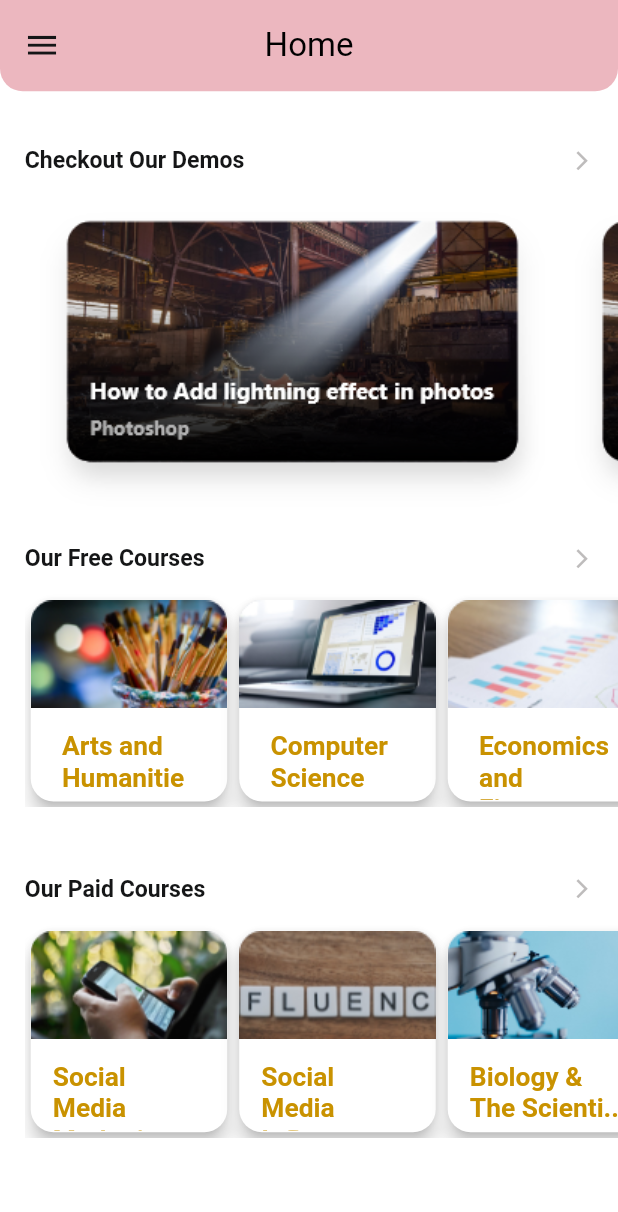
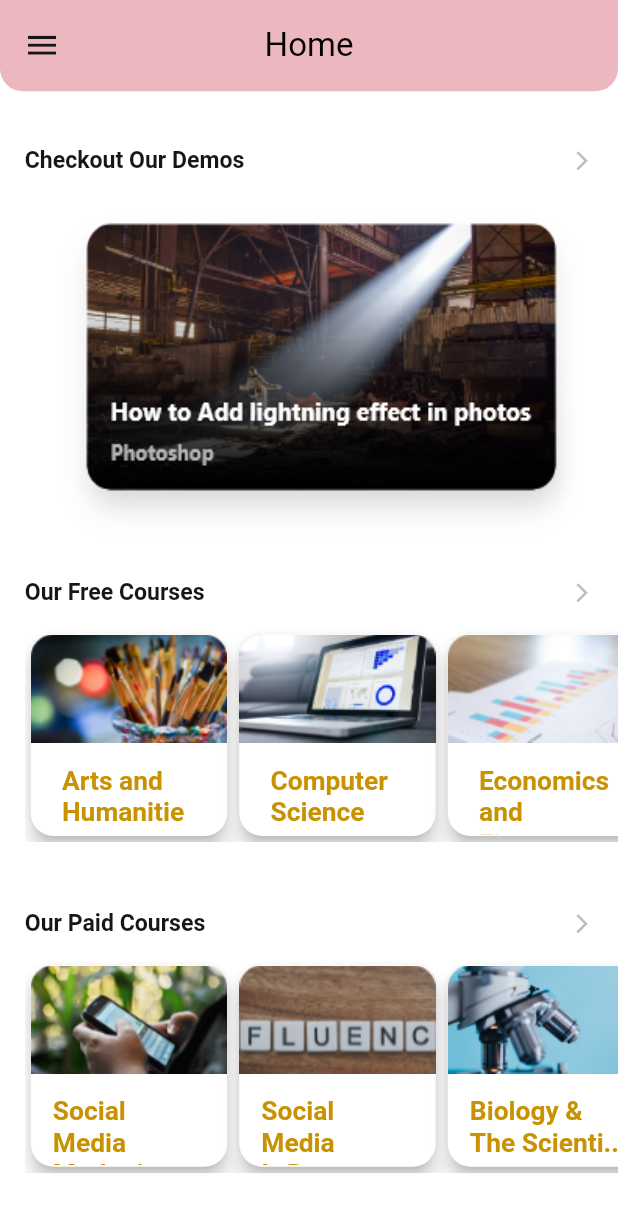
Before and after one commit to Abdalrhman-Abuwarda/Course_App, a Flutter app: the HomePage screen opened by its route, on a phone screen of 412 x 824 dp. Shown: the top 1212 px of the screen. Run offline on Flutter 3.47's test engine with Material 2 defaults, Android fonts, the phone set to English and light mode, and no system bars; our stand-ins replace flutter_screenutil, flutter_svg; Roboto replaces fonts that are missing (Segoe UI).

Commit message:
Home Page refactor

```diff
--- a/lib/resources/assetsManager.dart
+++ b/lib/resources/assetsManager.dart
@@ -5,6 +5,7 @@ class ImageAssets {
   static const String mainImage = "$imagesPath/graphicforgot.png";
 
   static const String pannerImage = "$imagesPath/panner.png";
+  static const List imagesAD = [pannerImage,pannerImage,pannerImage];
 
   static const String profileImage = "$imagesPath/profile_image.png";
 
--- a/lib/ui/page/homePage.dart
+++ b/lib/ui/page/homePage.dart
@@ -1,6 +1,9 @@
+import 'dart:async';
+
 import 'package:flutter/material.dart';
 import 'package:flutter_screenutil/flutter_screenutil.dart';
 import 'package:flutter_svg/svg.dart';
+import 'package:hw3/ui/shared/cardAD.dart';
 import '../../core/model/freeCoursesModel.dart';
 import '../../core/model/paidCousesModel.dart';
 import '../../resources/assetsManager.dart';
@@ -8,11 +11,47 @@ import '../../resources/colorsManager.dart';
 import '../../resources/valuesManager.dart';
 import '../shared/customListTile.dart';
 
-class HomePage extends StatelessWidget {
+class HomePage extends StatefulWidget {
   HomePage({Key? key}) : super(key: key);
 
+  @override
+  State<HomePage> createState() => _HomePageState();
+}
+
+class _HomePageState extends State<HomePage> {
   final List<FreeCoursesModel> freeList = FreeCoursesModel.listFreeCourses;
+
   final List<PaidCoursesModel> paidList = PaidCoursesModel.listPaidCourses;
+
+  int _currentPage = 0;
+  Timer? _timer;
+  final PageController _pageController = PageController(
+    initialPage: 0,
+  );
+
+  @override
+  void initState() {
+    super.initState();
+    _timer = Timer.periodic(const Duration(seconds: 5), (Timer timer) {
+      if (_currentPage < 2) {
+        _currentPage++;
+      } else {
+        _currentPage = 0;
+      }
+
+      _pageController.animateToPage(
+        _currentPage,
+        duration: const Duration(milliseconds: 500),
+        curve: Curves.linearToEaseOut,
+      );
+    });
+  }
+
+  @override
+  void dispose() {
+    super.dispose();
+    _timer?.cancel();
+  }
 
   @override
   Widget build(BuildContext context) {
@@ -98,16 +137,11 @@ class HomePage extends StatelessWidget {
                 ],
               ),
               // addVerticalSpace(AppSize.s5.h),
-              SingleChildScrollView(
-                scrollDirection: Axis.horizontal,
-                child: Row(
-                  children: [
-                    Image.asset(ImageAssets.pannerImage),
-                    Image.asset(ImageAssets.pannerImage),
-                  ],
-                ),
-              ),
-              // addVerticalSpace(AppSize.s30.h),
+             CardAD(listImage: ImageAssets.imagesAD, controller: _pageController, onTap: (index) {
+               setState(() {
+                 _currentPage = index;
+               });
+             },),
               Row(
                 children: [
                   Text(
--- /dev/null
+++ b/lib/ui/shared/cardAD.dart
@@ -0,0 +1,41 @@
+import 'dart:async';
+
+import 'package:flutter/material.dart';
+
+import '../../resources/valuesManager.dart';
+
+
+class CardAD extends StatelessWidget {
+   CardAD({required this.listImage,required this.controller,required this.onTap, Key? key}) : super(key: key);
+
+  List? listImage;
+  PageController controller;
+  Function(int x) onTap;
+
+  @override
+  Widget build(BuildContext context) {
+    return
+      SizedBox(
+        height: 240,
+        width: double.infinity,
+        child: PageView.builder(
+          onPageChanged: onTap,
+          controller: controller,
+          itemCount:listImage!.length,
+          itemBuilder: (context, index) {
+            return Padding(
+              padding: const EdgeInsets.only(
+                  left: AppPadding.p12, right: AppPadding.p12),
+              child: ClipRRect(
+                borderRadius: BorderRadius.circular(AppPadding.p12),
+                child: Image(
+                    fit: BoxFit.fill,
+                    image: AssetImage(listImage![index])),
+              ),
+            );
+          },
+        ),
+      );
+
+  }
+}
```
